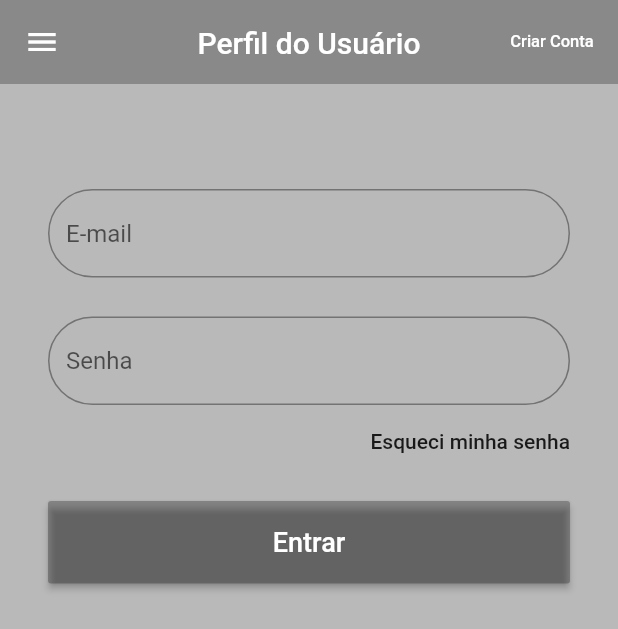
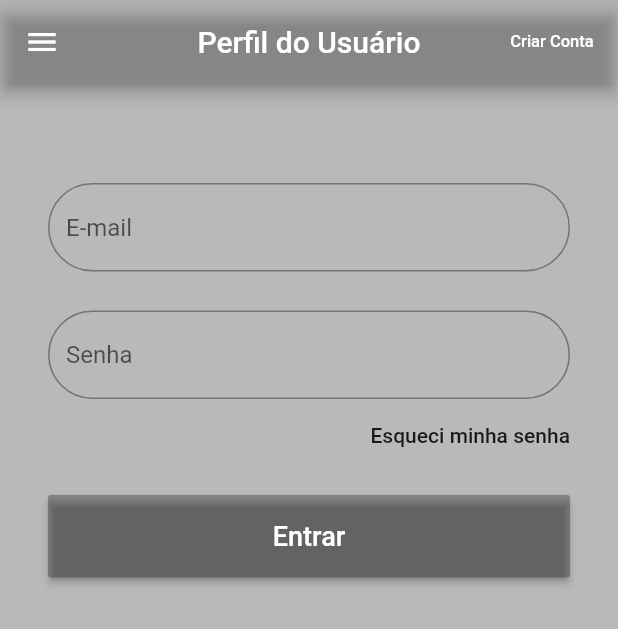
Before and after one commit to DiniZ44/AchaAqui, a Flutter app: the screen it shows after launch, swiped to page 4, on a phone screen of 412 x 824 dp. Shown: the top 629 px of the screen. Run offline on Flutter 3.47's test engine with Material 2 defaults, Android fonts, the phone set to English and light mode, and no system bars.

Commit message:
Correção Login, draw e scaffold

```diff
--- a/lib/main.dart
+++ b/lib/main.dart
@@ -1,6 +1,5 @@
 import 'package:acha_aqui/screens/home_screen.dart';
 import 'package:flutter/material.dart';
-import 'package:acha_aqui/screens/home_screen.dart';
 
 void main() => runApp(MyApp());
 
--- a/lib/screens/home_screen.dart
+++ b/lib/screens/home_screen.dart
@@ -17,27 +17,78 @@ class HomeScreen extends StatelessWidget {
       controller: _pageController,
       physics: NeverScrollableScrollPhysics(),
       children: <Widget>[
+
         Scaffold(
+          appBar: AppBar(
+              title: Image.asset("assets/icon/name.png",
+                width: 190,
+                height: 23,
+              ),
+            backgroundColor: Colors.black26,
+            centerTitle: true,
+          ),
         body: HomeTab(),
           drawer: CustomDrawer(_pageController),
         ),
+
+
         Scaffold(
+          appBar: AppBar(
+          title: Text('Escolha a cidade'),
+          backgroundColor: Colors.black26,
+          centerTitle: true,
+        ),
           body: CityTab(),
           drawer: CustomDrawer(_pageController),
         ),
+
+
         Scaffold(
+          appBar: AppBar(
+            title: Text('Gerenciar Négocio'),
+            backgroundColor: Colors.black26,
+            centerTitle: true,
+          ),
           drawer: CustomDrawer(_pageController),
           body: BusinessTab(),
         ),
+
+
         Scaffold(
+          appBar: AppBar(
+            title: Text('Perfil do Usuário'),
+            backgroundColor: Colors.black26,
+            centerTitle: true,
+            actions: <Widget>[
+                FlatButton(
+                  child: Text("Criar Conta",style: TextStyle(fontSize: 11.0),),
+                  textColor: Colors.white,
+                  onPressed: (){},
+          ),
+          ],
+          ),
           drawer: CustomDrawer(_pageController),
           body: ProfileTab(),
         ),
+
+
         Scaffold(
+          appBar: AppBar(
+            title: Text('Recentes / Favoritos'),
+            backgroundColor: Colors.black26,
+            centerTitle: true,
+          ),
           drawer: CustomDrawer(_pageController),
           body: RecentsTab(),
         ),
+
+
         Scaffold(
+          appBar: AppBar(
+            title: Text('Contatar os adminstradores'),
+            backgroundColor: Colors.black26,
+            centerTitle: true,
+          ),
           drawer: CustomDrawer(_pageController),
           body: AdmTab(),
         ),
--- a/lib/tabs/profile_tab.dart
+++ b/lib/tabs/profile_tab.dart
@@ -2,22 +2,21 @@ import 'package:acha_aqui/screens/home_screen.dart';
 import 'package:flutter/material.dart';
 
 class ProfileTab extends StatelessWidget {
+  @override
+  Widget build(BuildContext context) {
+    return Scaffold(
+      backgroundColor: Colors.black26,
+      body: variasStacks(),
+    );
+  }
+}
 
-@override
-Widget build(BuildContext context) {
-  Widget _biuldbodyBack() => Container(
-
-    decoration: BoxDecoration(
-      color: Colors.black26,
-    ),
-  );
-
+ Widget variasStacks(){
   return Stack(
     children: <Widget>[
-      _biuldbodyBack(),
       Form(
         child: ListView(
-          padding: EdgeInsets.fromLTRB(32, 126, 32, 16),
+          padding: EdgeInsets.fromLTRB(32, 66, 32, 16),
           children: <Widget>[
             TextFormField(
               decoration: InputDecoration(
@@ -66,32 +65,6 @@ Widget build(BuildContext context) {
           ],
         ),
       ),
-      CustomScrollView(
-        slivers: <Widget>[
-          SliverAppBar(
-            floating: true,
-            snap: true,
-            pinned: false,
-            backgroundColor: Colors.black26,
-            elevation: 0.0,
-            flexibleSpace: FlexibleSpaceBar(
-              title: Text("Perfil do Usuário",
-              ),
-              centerTitle: true,
-            ),
-            actions: <Widget>[
-              FlatButton(
-                child: Text("Criar Conta",style: TextStyle(fontSize: 11.0),),
-                textColor: Colors.white,
-                onPressed: (){},
-              ),
-            ],
-          ),
-        ],
-      ),
     ],
   );
-
 }
-
-}
```
Also changed, not shown: lib/tabs/adm_tab.dart (+2 -29 lines), lib/tabs/business_tab.dart (+2 -29 lines), lib/tabs/city_tab.dart (+3 -30 lines), lib/tabs/home_tab.dart (+4 -31 lines), lib/tabs/recents_tab.dart (+2 -30 lines), 1 other file.
